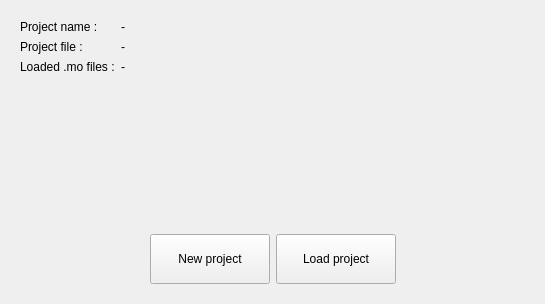
Qt form OMOptim/GUI/Widgets/WidgetProjectInfos.ui (lmoresco/OpenModelica) before a commit.
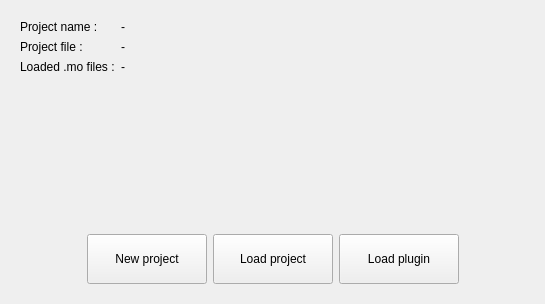
The same form after that commit. Icons and pictures are not drawn.

Commit message: - major improvment : removed EI, added plugin functionnality (not documented yet)

Diff of the .ui file:
```diff
--- a/OMOptim/GUI/Widgets/WidgetProjectInfos.ui
+++ b/OMOptim/GUI/Widgets/WidgetProjectInfos.ui
@@ -102,8 +102,8 @@
          <string>New project</string>
        </property>
         <property name="icon">
-         <iconset resource="../Resources/mineit.qrc">
-          <normaloff>:/icons/Add</normaloff>:/icons/Add</iconset>
+         <iconset resource="../Resources/OMOptim.qrc">
+          <normaloff>:/Add</normaloff>:/Add</iconset>
         </property>
       </widget>
      </item>
@@ -119,8 +119,8 @@
          <string>Load project</string>
        </property>
         <property name="icon">
-         <iconset resource="../Resources/mineit.qrc">
-          <normaloff>:/icons/Folder</normaloff>:/icons/Folder</iconset>
+         <iconset resource="../Resources/OMOptim.qrc">
+          <normaloff>:/Folder</normaloff>:/Folder</iconset>
         </property>
       </widget>
      </item>
@@ -137,7 +137,7 @@
        </property>
       </spacer>
      </item>
-      <item row="0" column="3">
+      <item row="0" column="4">
        <spacer name="horizontalSpacer_2">
         <property name="orientation">
          <enum>Qt::Horizontal</enum>
@@ -150,9 +150,26 @@
         </property>
        </spacer>
      </item>
-      <item row="1" column="0" colspan="4">
+      <item row="1" column="0" colspan="5">
        <layout class="QVBoxLayout" name="layoutRecents"/>
       </item>
+      <item row="0" column="3">
+       <widget class="QPushButton" name="pushLoadPlugin">
+        <property name="minimumSize">
+         <size>
+          <width>120</width>
+          <height>50</height>
+         </size>
+        </property>
+        <property name="text">
+         <string>Load plugin</string>
+        </property>
+        <property name="icon">
+         <iconset resource="../Resources/OMOptim.qrc">
+          <normaloff>:/Settings</normaloff>:/Settings</iconset>
+        </property>
+       </widget>
+      </item>
     </layout>
     </widget>
    </item>
```
Left out of the diff: 2 changed lines with no effect on the pictures. The commit also changes 334 other files.
